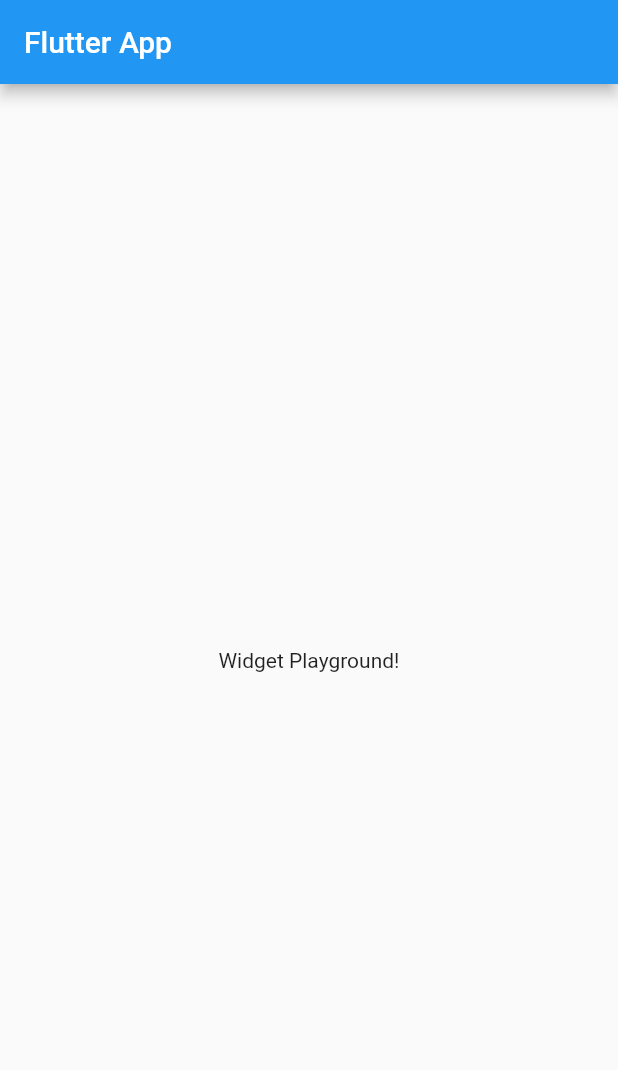
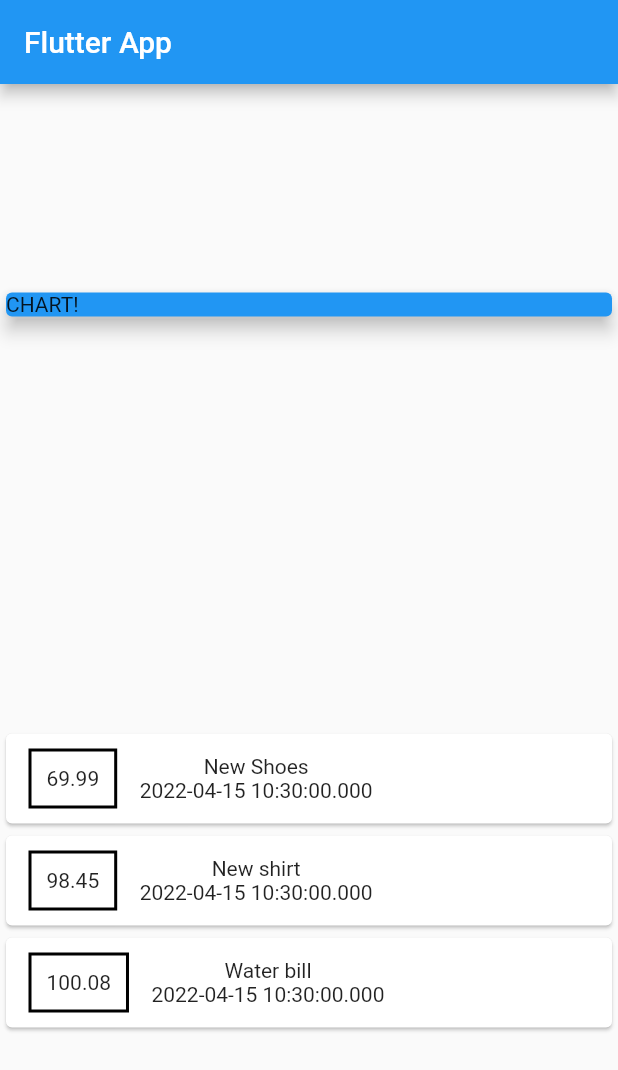
Before and after one commit to jiahaoliuliu/FlutterAndDartTheCompleteGuide-2022Edition, a Flutter app: the screen it shows after launch, on a phone screen of 412 x 824 dp. Shown: the top 1070 px of the screen. Run offline on Flutter 3.47's test engine with Material 2 defaults, Android fonts, the phone set to English and light mode, and no system bars.

Commit message:
JL Added the basic layout for section 4 for each one of the items

```diff
--- a/section4/lib/main.dart
+++ b/section4/lib/main.dart
@@ -1,4 +1,6 @@
 import 'package:flutter/material.dart';
+
+import './transaction.dart';
 
 void main() => runApp(MyApp());
 
@@ -13,15 +15,58 @@ class MyApp extends StatelessWidget {
 }
 
 class MyHomePage extends StatelessWidget {
+  final List<Transaction> transactionsList = [
+    Transaction(
+        id: 't1', title: 'New Shoes', amount: 69.99, date: DateTime.now()),
+    Transaction(
+        id: 't2', title: 'New shirt', amount: 98.45, date: DateTime.now()),
+    Transaction(
+        id: 't3', title: 'Water bill', amount: 100.08, date: DateTime.now()),
+  ];
   @override
   Widget build(BuildContext context) {
     return Scaffold(
       appBar: AppBar(
         title: Text('Flutter App'),
       ),
-      body: Center(
-        child: Text('Widget Playground!'),
-      ),
+      body: Column(
+          mainAxisAlignment: MainAxisAlignment.spaceAround,
+          crossAxisAlignment: CrossAxisAlignment.stretch,
+          children: [
+            Container(
+              width: double.infinity,
+              child: Card(
+                color: Colors.blue,
+                child: Text('CHART!'),
+                elevation: 5,
+              ),
+            ),
+            Column(
+              children: transactionsList.map((transaction) {
+                return Card(
+                    child: Row(
+                  children: [
+                    Container(
+                      margin:
+                          EdgeInsets.symmetric(vertical: 10, horizontal: 15),
+                      decoration: BoxDecoration(
+                          border: Border.all(color: Colors.black, width: 2)),
+                      padding: EdgeInsets.all(10),
+                      child: Text(
+                        transaction.amount.toString(),
+                      ),
+                    ),
+                    Column(children: [
+                      Text(transaction.title),
+                      Text(
+                        transaction.date.toString(),
+                      ),
+                    ])
+                  ],
+                ));
+              }).toList(),
+            ),
+          ]),
     );
   }
 }
--- /dev/null
+++ b/section4/lib/transaction.dart
@@ -0,0 +1,15 @@
+import 'package:flutter/foundation.dart';
+
+class Transaction {
+  String id;
+  String title;
+  double amount;
+  DateTime date;
+
+  Transaction({
+    @required this.id,
+    @required this.title,
+    @required this.amount,
+    @required this.date,
+  });
+}
```
Also changed, not shown: 1 other file.
